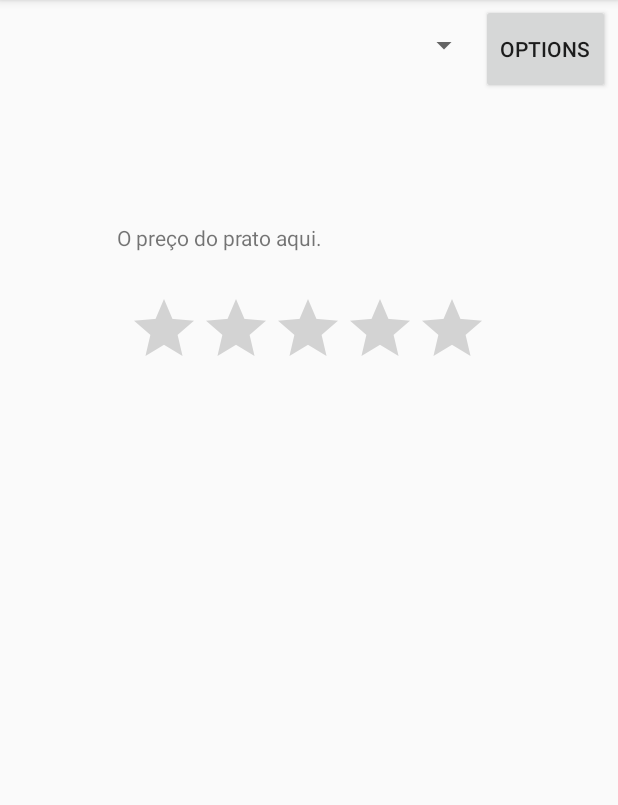
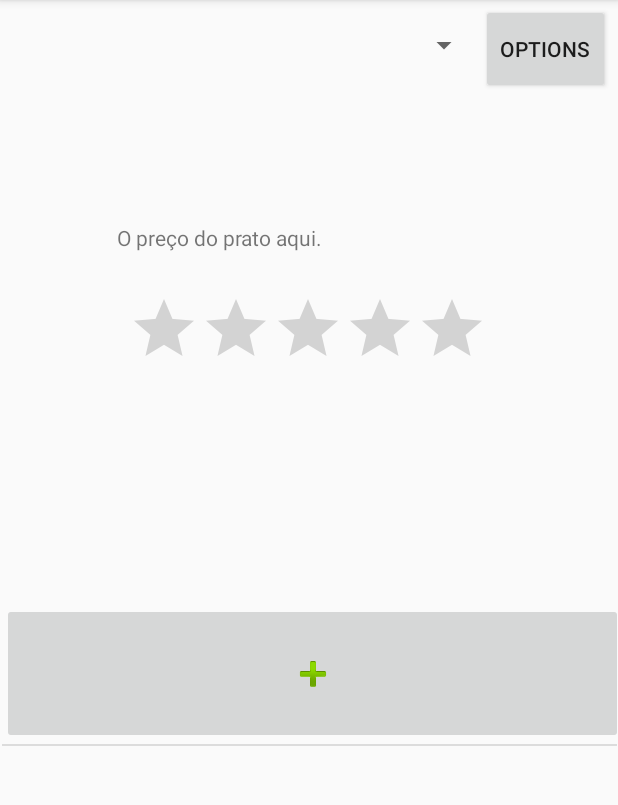
Before and after one commit to dmmnjaws/CMU-2019-2020, an Android app: the DishActivity screen opened directly, with no data from a screen before it, on a phone screen of 412 x 824 dp, the part 84-889 px from its top. Run offline under Robolectric (Android 15) with nearby library versions, the phone set to English and light mode, and no system bars; 8 statements that could not run were skipped.

Commit message:
Add Image to dish

```diff
--- a/app/src/main/AndroidManifest.xml
+++ b/app/src/main/AndroidManifest.xml
@@ -1,6 +1,8 @@
 <?xml version="1.0" encoding="utf-8"?>
 <manifest xmlns:android="http://schemas.android.com/apk/res/android"
     package="pt.ulisboa.tecnico.cmov.foodist">
+
+    <uses-permission android:name="android.permission.READ_EXTERNAL_STORAGE"/>
 
     <application
         android:name=".GlobalState"
@@ -12,7 +14,7 @@
         android:theme="@style/AppTheme">
         <activity android:name=".DishUploadActivity"></activity>
         <activity android:name=".DishPictureActivity" />
-        <activity android:name=".DishActivity" />
+        <activity android:name=".DishActivity"/>
         <activity android:name=".UserProfileActivity" />
         <activity android:name=".DiningPlaceActivity" />
         <activity android:name=".DiningOptionsActivity" />
--- a/app/src/main/java/pt/ulisboa/tecnico/cmov/foodist/Dish.java
+++ b/app/src/main/java/pt/ulisboa/tecnico/cmov/foodist/Dish.java
@@ -68,8 +68,8 @@ public class Dish implements Serializable {
         }
     }
 
-    public void addImage(int imageId, String uploaderUsername, Bitmap image){
-        DishImage dishImage = new DishImage(imageId, uploaderUsername, image);
+    public void addImage(String uploaderUsername, Bitmap image){
+        DishImage dishImage = new DishImage(this.dishImages.size(), uploaderUsername, image);
         dishImage.setDishName(this.name);
         dishImage.setDiningPlace(this.diningPlace);
         this.dishImages.add(dishImage);
--- a/app/src/main/java/pt/ulisboa/tecnico/cmov/foodist/DishActivity.java
+++ b/app/src/main/java/pt/ulisboa/tecnico/cmov/foodist/DishActivity.java
@@ -1,25 +1,28 @@
 package pt.ulisboa.tecnico.cmov.foodist;
 
-import androidx.annotation.NonNull;
-import androidx.annotation.Nullable;
+
 import androidx.appcompat.app.AppCompatActivity;
 
+
 import android.content.Intent;
+import android.graphics.BitmapFactory;
+import android.net.Uri;
 import android.os.Bundle;
-import android.util.Log;
-import android.view.MotionEvent;
 import android.view.View;
 import android.widget.AdapterView;
 import android.widget.ArrayAdapter;
+import android.widget.ImageButton;
 import android.widget.ListView;
 import android.widget.RatingBar;
 import android.widget.Spinner;
 import android.widget.TextView;
 
-import java.util.ArrayList;
+import java.io.IOException;
+import java.io.InputStream;
 
 public class DishActivity extends AppCompatActivity implements AdapterView.OnItemSelectedListener {
 
+    private static final int GALLERY_REQUEST_CODE = 100;
     private GlobalState globalState;
     private Dish dish;
     private String diningOptionName;
@@ -32,6 +35,22 @@ public class DishActivity extends AppCompatActivity implements AdapterView.OnIte
 
         ListView listOfDishImages = (ListView) findViewById(R.id.listOfDishImages);
 
+        View buttonInflater = (View) getLayoutInflater().inflate(R.layout.upload_button,null);
+        ImageButton uploadButton = (ImageButton) buttonInflater.findViewById(R.id.upload);
+        listOfDishImages.addHeaderView(buttonInflater);
+
+        uploadButton.setOnClickListener(new View.OnClickListener() {
+            @Override
+            public void onClick(View v){
+
+                Intent intent=new Intent(Intent.ACTION_PICK);
+                intent.setType("image/*");
+                String[] mimeTypes = {"image/jpeg", "image/png"};
+                intent.putExtra(Intent.EXTRA_MIME_TYPES,mimeTypes);
+                startActivityForResult(intent,GALLERY_REQUEST_CODE);
+            }
+        });
+
         listOfDishImages.setOnItemClickListener(new AdapterView.OnItemClickListener() {
 
             @Override
@@ -43,7 +62,6 @@ public class DishActivity extends AppCompatActivity implements AdapterView.OnIte
                 intent.putExtra("dishName", item.getDishName());
                 intent.putExtra("diningOptionName", item.getDiningPlace());
                 startActivity(intent);
-
             }
 
         });
@@ -71,7 +89,21 @@ public class DishActivity extends AppCompatActivity implements AdapterView.OnIte
             }
         });
 
+    }
 
+    @Override
+    public void onActivityResult(int requestCode,int resultCode,Intent data) {
+        super.onActivityResult(requestCode, resultCode, data);
+
+        if (resultCode == RESULT_OK && requestCode == GALLERY_REQUEST_CODE) {
+            try {
+                Uri selectedImage = data.getData();
+                InputStream imageStream = getContentResolver().openInputStream(selectedImage);
+                this.dish.addImage(this.globalState.getUsername(),BitmapFactory.decodeStream(imageStream));
+            } catch (IOException exception) {
+                exception.printStackTrace();
+            }
+        }
     }
 
     @Override
@@ -119,4 +151,5 @@ public class DishActivity extends AppCompatActivity implements AdapterView.OnIte
     public void onNothingSelected(AdapterView<?> parent) {
 
     }
+
 }
--- a/app/src/main/res/layout/activity_dish_picture.xml
+++ b/app/src/main/res/layout/activity_dish_picture.xml
@@ -20,6 +20,7 @@
         android:id="@+id/byTextView"
         android:layout_width="wrap_content"
         android:layout_height="wrap_content"
+        android:background="#80FFFFFF"
         android:text="By: "
         app:layout_constraintBottom_toBottomOf="parent"
         app:layout_constraintHorizontal_bias="0.041"
@@ -32,6 +33,7 @@
         android:id="@+id/author"
         android:layout_width="wrap_content"
         android:layout_height="wrap_content"
+        android:background="#80FFFFFF"
         android:text="Name of the author"
         app:layout_constraintBottom_toBottomOf="@+id/byTextView"
         app:layout_constraintLeft_toRightOf="@+id/byTextView"
--- /dev/null
+++ b/app/src/main/res/layout/upload_button.xml
@@ -0,0 +1,23 @@
+<?xml version="1.0" encoding="utf-8"?>
+<androidx.constraintlayout.widget.ConstraintLayout  xmlns:android="http://schemas.android.com/apk/res/android"
+    xmlns:app="http://schemas.android.com/apk/res-auto"
+    xmlns:tools="http://schemas.android.com/tools"
+    android:orientation="vertical" android:layout_width="match_parent"
+    android:layout_height="match_parent">
+
+
+    <ImageButton
+        android:id="@+id/upload"
+        android:layout_width="414dp"
+        android:layout_height="94dp"
+        android:scaleType="centerInside"
+        android:src="@android:drawable/ic_input_add"
+        app:layout_constraintBottom_toBottomOf="parent"
+        app:layout_constraintHorizontal_bias="0.0"
+        app:layout_constraintLeft_toLeftOf="parent"
+        app:layout_constraintRight_toRightOf="parent"
+        app:layout_constraintTop_toTopOf="parent"
+        app:layout_constraintVertical_bias="0.0" />
+
+
+</androidx.constraintlayout.widget.ConstraintLayout>
```
Also changed, not shown: app/src/main/java/pt/ulisboa/tecnico/cmov/foodist/GlobalState.java (+1 -11 lines).
